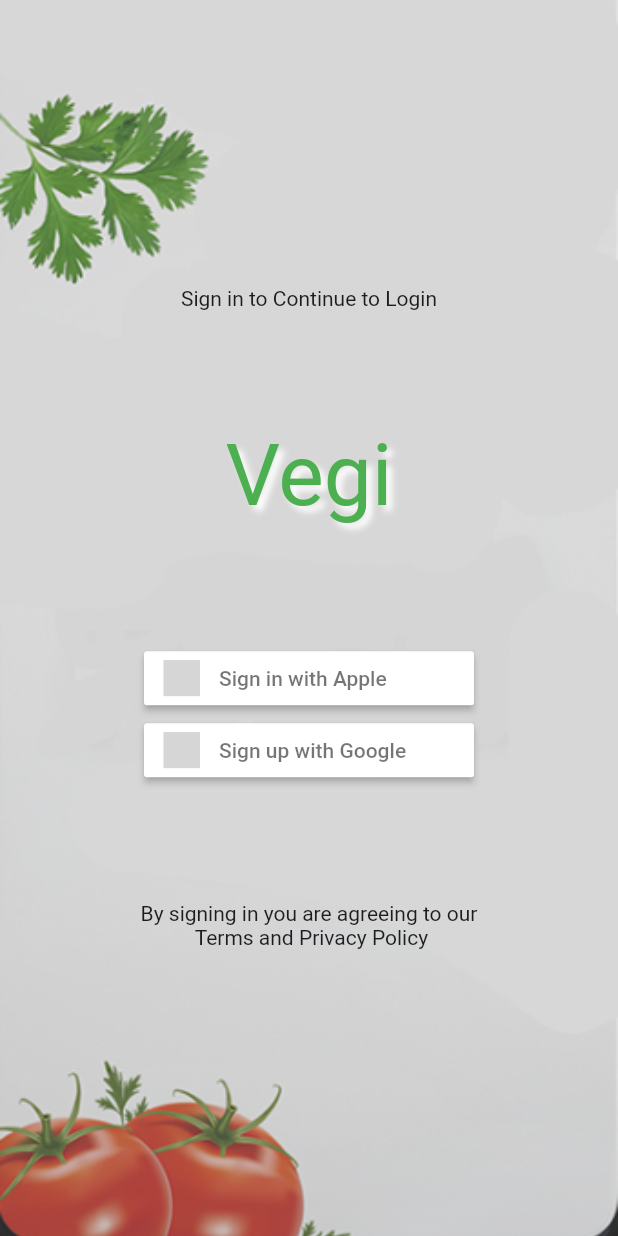
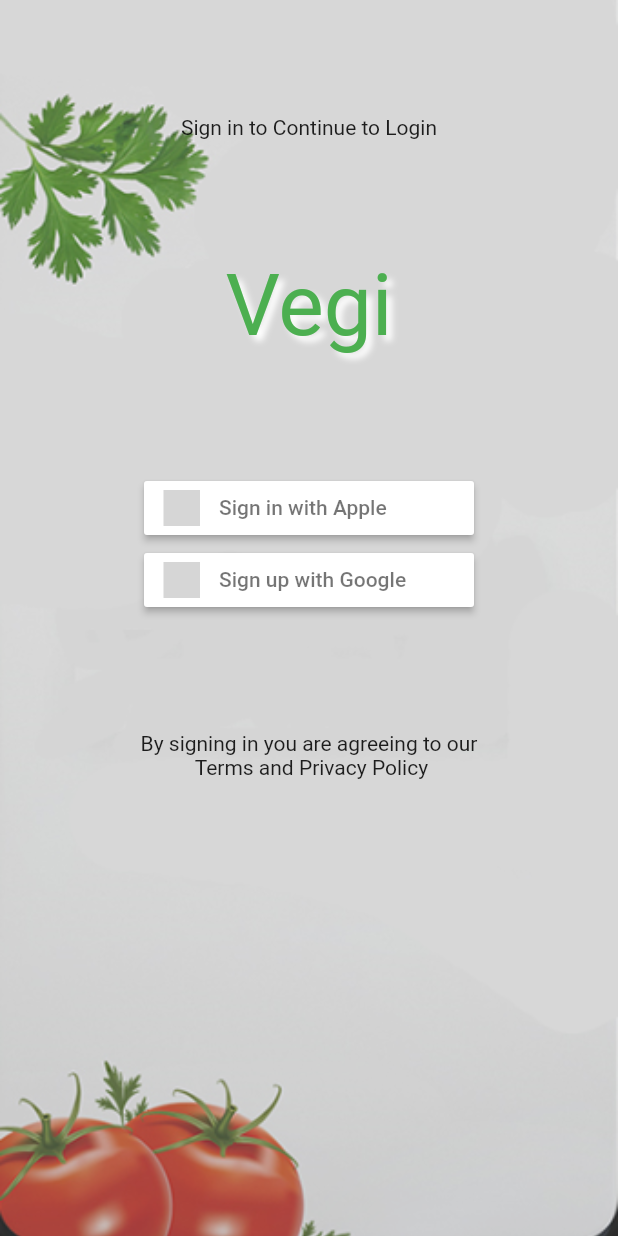
Before and after one commit to naveen6768/flutter_food_app, a Flutter app: the screen it shows after launch, on a phone screen of 412 x 824 dp. Run offline on Flutter 3.47's test engine with Material 2 defaults, Android fonts, the phone set to English and light mode, and no system bars; our stand-ins replace device_preview, flutter_screenutil, flutter_signin_button; grey boxes are pictures that could not be loaded.

Commit message:
some updates regarding the files

```diff
--- a/lib/main.dart
+++ b/lib/main.dart
@@ -28,6 +28,9 @@ class MyApp extends StatelessWidget {
           primarySwatch: Colors.blue,
         ),
         home: SignInScreen(),
+        routes: {
+          //routes will be added here
+        },
       ),
     );
   }
--- a/lib/presentation/screens/signin_screen.dart
+++ b/lib/presentation/screens/signin_screen.dart
@@ -22,7 +22,7 @@ class SignInScreen extends StatelessWidget {
             ),
           ),
           child: Column(
-            mainAxisAlignment: MainAxisAlignment.center,
+            mainAxisAlignment: MainAxisAlignment.start,
             crossAxisAlignment: CrossAxisAlignment.center,
             children: [
               Container(
```
